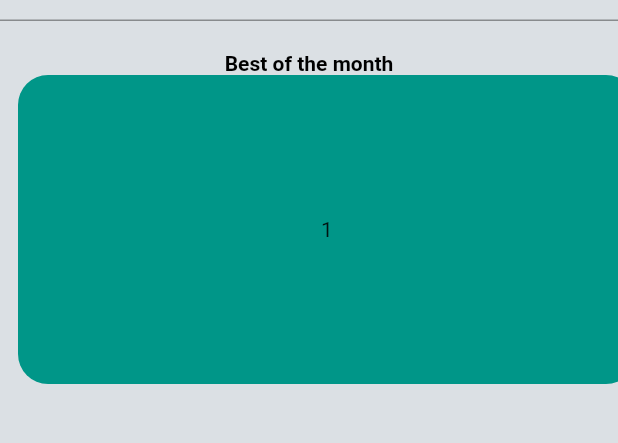
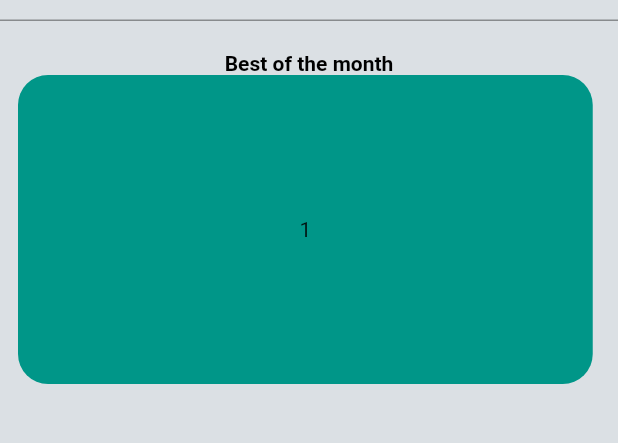
Before and after one commit to Sunny-india/wallpaper_with_api_error_handling, a Flutter app: the screen it shows after launch, on a phone screen of 412 x 824 dp, the part 51-494 px from its top. Run offline on Flutter 3.47's test engine with Material 2 defaults, Android fonts, the light colour scheme and no system bars; our stand-ins replace flutter_bloc.

Commit message:
textFormField

```diff
--- a/lib/main.dart
+++ b/lib/main.dart
@@ -1,4 +1,7 @@
 import 'package:flutter/material.dart';
+import 'package:flutter_bloc/flutter_bloc.dart';
+import 'package:wallpaper_with_bloc/api/api_helper.dart';
+import 'package:wallpaper_with_bloc/blocs/wallpaper_bloc/wallpaper_bloc.dart';
 import 'package:wallpaper_with_bloc/splash_screen.dart';
 
 void main() {
@@ -11,11 +14,17 @@ class MyApp extends StatelessWidget {
   // This widget is the root of your application.
   @override
   Widget build(BuildContext context) {
-    return MaterialApp(
-      debugShowCheckedModeBanner: false,
-      title: 'Wallpaper App',
-      theme: ThemeData(primaryColor: Colors.deepPurple),
-      home: SplashScreen(),
+    return MultiBlocProvider(
+      providers: [
+        BlocProvider<WallpaperBloc>(
+            create: (context) => WallpaperBloc(apiHelper: APIHelper()))
+      ],
+      child: MaterialApp(
+        debugShowCheckedModeBanner: false,
+        title: 'Wallpaper App',
+        theme: ThemeData(primaryColor: Colors.deepPurple),
+        home: SplashScreen(),
+      ),
     );
   }
 }
--- a/lib/wallpaper_page.dart
+++ b/lib/wallpaper_page.dart
@@ -1,5 +1,9 @@
 import 'package:flutter/cupertino.dart';
 import 'package:flutter/material.dart';
+import 'package:flutter_bloc/flutter_bloc.dart';
+import 'package:wallpaper_with_bloc/blocs/wallpaper_bloc/wallpaper_bloc.dart';
+import 'package:wallpaper_with_bloc/blocs/wallpaper_bloc/wallpaper_event.dart';
+import 'package:wallpaper_with_bloc/result_for_search.dart';
 // class WallpaperPage extends StatefulWidget {
 //   const WallpaperPage({super.key});
 //
@@ -391,30 +395,73 @@ class WallpaperPage extends StatefulWidget {
 
 class _WallpaperPageState extends State<WallpaperPage> {
   TextEditingController seachController = TextEditingController();
+  GlobalKey<FormState> formKey = GlobalKey<FormState>();
   @override
   Widget build(BuildContext context) {
     Size size = MediaQuery.sizeOf(context);
     return Scaffold(
       backgroundColor: const Color(0xffDBE0E4),
       body: SafeArea(
+        child: Form(
+          key: formKey,
           child: Column(
             children: [
-            TextFormField(
+              /// asking users to give their input to
+              /// search wallpapers of type from.
+              buildTextFormFieldForWallpaperQuery(),
+              const SizedBox(height: 20),
+              const Text('Best of the month',
+                  style: TextStyle(
+                      fontWeight: FontWeight.w700,
+                      color: CupertinoColors.black)),
+              buildSizedBoxForWallpapersInListView(size),
+            ],
+          ),
+        ),
+      ),
+    );
+  }
+
+  /// asking users to give their input to
+  /// search wallpapers of type from.
+  TextFormField buildTextFormFieldForWallpaperQuery() {
+    return TextFormField(
       controller: seachController,
       decoration: InputDecoration(
           hintText: 'find Wallpaper',
           suffixIcon: IconButton(
-                    onPressed: () {},
+            onPressed: () {
+              print('SearchPrintedHere');
+              if (formKey.currentState!.validate()) {
+                context.read<WallpaperBloc>().add(FetchSearchWallpaperEvent(
+                    query: seachController.text.toString()));
+                Navigator.push(context, MaterialPageRoute(builder: (context) {
+                  return ResultForSearchPage(
+                      searchedQuery: seachController.text.toString());
+                }));
+              }
+            },
             icon: const Icon(CupertinoIcons.search),
           )),
-            ),
-            const SizedBox(height: 20),
-            const Text(
-              'Best of the month',
-              style: TextStyle(
-                  fontWeight: FontWeight.w700, color: CupertinoColors.black),
-            ),
-            SizedBox(
+      validator: (value) {
+        if (value!.isNotEmpty || value != '') {
+          if (value.isValidName() == true) {
+            // print(value);
+
+            return null;
+          } else {
+            return 'Please Enter only Alphabets';
+          }
+        } else {
+          return 'Enter some value';
+        }
+      },
+      autovalidateMode: AutovalidateMode.onUserInteraction,
+    );
+  }
+
+  SizedBox buildSizedBoxForWallpapersInListView(Size size) {
+    return SizedBox(
       height: size.height * .25,
       width: size.width,
       child: ListView.builder(
@@ -422,10 +469,9 @@ class _WallpaperPageState extends State<WallpaperPage> {
           itemCount: 10,
           itemBuilder: (context, index) {
             return Container(
-                      margin: EdgeInsets.symmetric(horizontal: 12),
+              margin: const EdgeInsets.symmetric(horizontal: 12),
               height: size.height * .22,
-                      // width: double.infinity,
-                      width: size.width,
+              width: size.width * .93,
               decoration: BoxDecoration(
                   borderRadius: BorderRadius.circular(20),
                   color: index % 2 == 0
@@ -441,10 +487,12 @@ class _WallpaperPageState extends State<WallpaperPage> {
               )),
             );
           }),
-            ),
-          ],
-        ),
-      ),
     );
   }
 }
+
+extension ValidName on String {
+  bool isValidName() {
+    return RegExp(r'^[a-zA-Z\s]*$').hasMatch(this);
+  }
+}
```
Also changed, not shown: lib/api/api_helper.dart (+3 -4 lines), lib/blocs/wallpaper_bloc/wallpaper_bloc.dart (+5 -2 lines), lib/result_for_search.dart (added, +49 -0 lines). Lines whose indentation alone changed are shown as unchanged.
